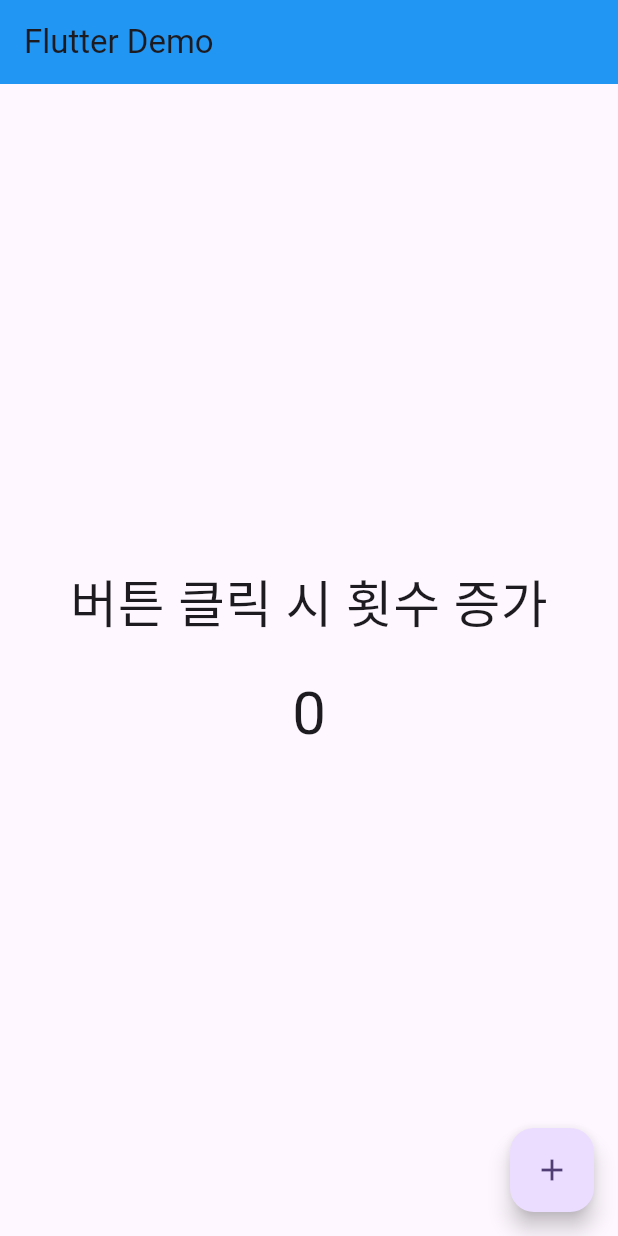
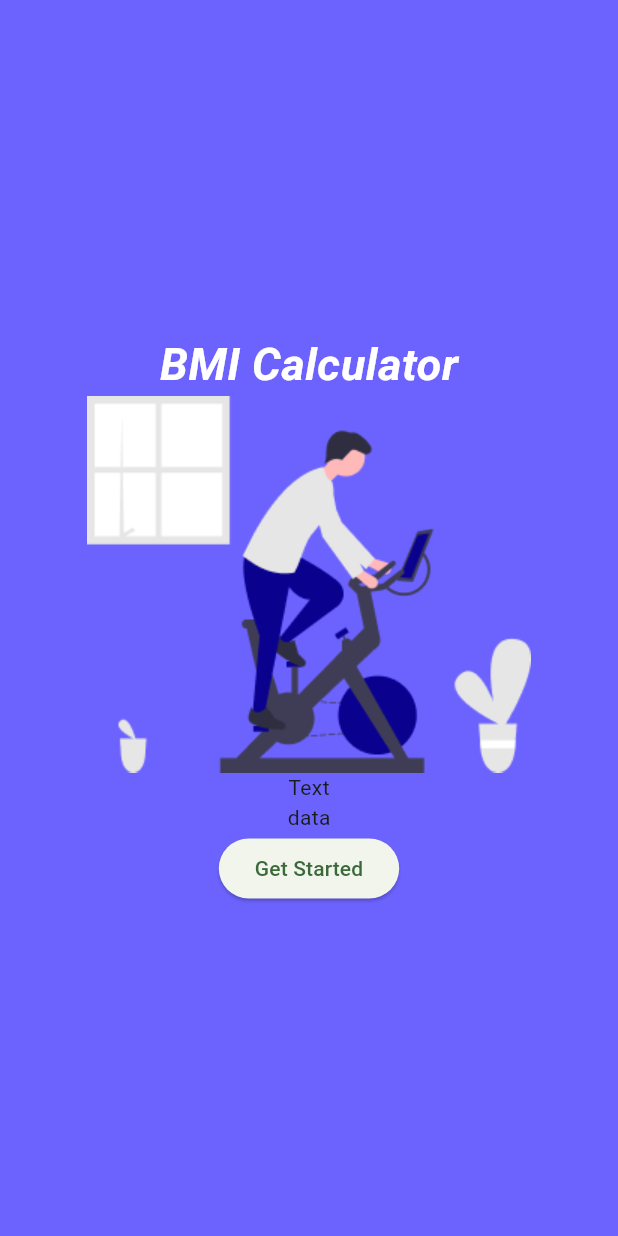
Before and after one commit to qkrtjdgks33/mobile_Daelim2025, a Flutter app: the screen it shows after launch, on a phone screen of 412 x 824 dp. Run offline on Flutter 3.47's test engine with Material 3 defaults, Android fonts, the phone set to English and light mode, and no system bars.

Commit message:
0403 title

```diff
--- a/lib/presentation/my_app.dart
+++ b/lib/presentation/my_app.dart
@@ -1,4 +1,5 @@
-import 'package:daelim_2025/presentation/home/home_screen.dart';
+// import 'package:daelim_2025/presentation/example/example_screen.dart';
+import 'package:daelim_2025/presentation/start/startscreem.dart';
 import 'package:flutter/material.dart';
 
 class MyApp extends StatelessWidget {
@@ -8,12 +9,13 @@ class MyApp extends StatelessWidget {
   @override
   Widget build(BuildContext context) {
     return MaterialApp(
-      title: 'Flutter Demo',
+      debugShowCheckedModeBanner: false,
       theme: ThemeData(
-
-        colorScheme: ColorScheme.fromSeed(seedColor: Colors.deepPurple),
+        useMaterial3: true,
+        colorScheme: ColorScheme.fromSeed(seedColor: Colors.green),
       ),
-      home: HomeScreen(),
+      themeMode: ThemeMode.light,
+      home: Startscreen(),
     );
   }
 }
--- /dev/null
+++ b/lib/presentation/start/startscreem.dart
@@ -0,0 +1,43 @@
+import 'package:flutter/material.dart';
+
+class Startscreen extends StatelessWidget {
+  const Startscreen({super.key});
+
+  //타이틀
+  Widget _buildTitle() {
+    return Text(
+      'BMI Calculator',
+      style: TextStyle(
+        color: Colors.white,
+        fontWeight: FontWeight.bold,
+        fontSize: 30,
+        fontStyle: FontStyle.italic,
+      ),
+    );
+  }
+
+  // This widget is the root of your application.
+  @override
+  Widget build(BuildContext context) {
+    return Scaffold(
+      backgroundColor: Color(0xFF6C63FF),
+      body: SafeArea(
+        child: Container(
+          padding: const EdgeInsets.symmetric(horizontal: 20),
+          width: double.infinity,
+          //Colors.blueAccent,
+          child: Column(
+            mainAxisAlignment: MainAxisAlignment.center,
+            children: [
+              _buildTitle(),
+              Image.asset('assets/images/bike.png'),
+              Text('Text'),
+              Text("data"),
+              ElevatedButton(onPressed: () {}, child: Text("Get Started")),
+            ],
+          ),
+        ),
+      ),
+    );
+  }
+}
```
Also changed, not shown: lib/presentation/example/example_home_screen.dart (added, +49 -0 lines), pubspec.yaml (+3 -9 lines), assets/images/bike.png (added).
